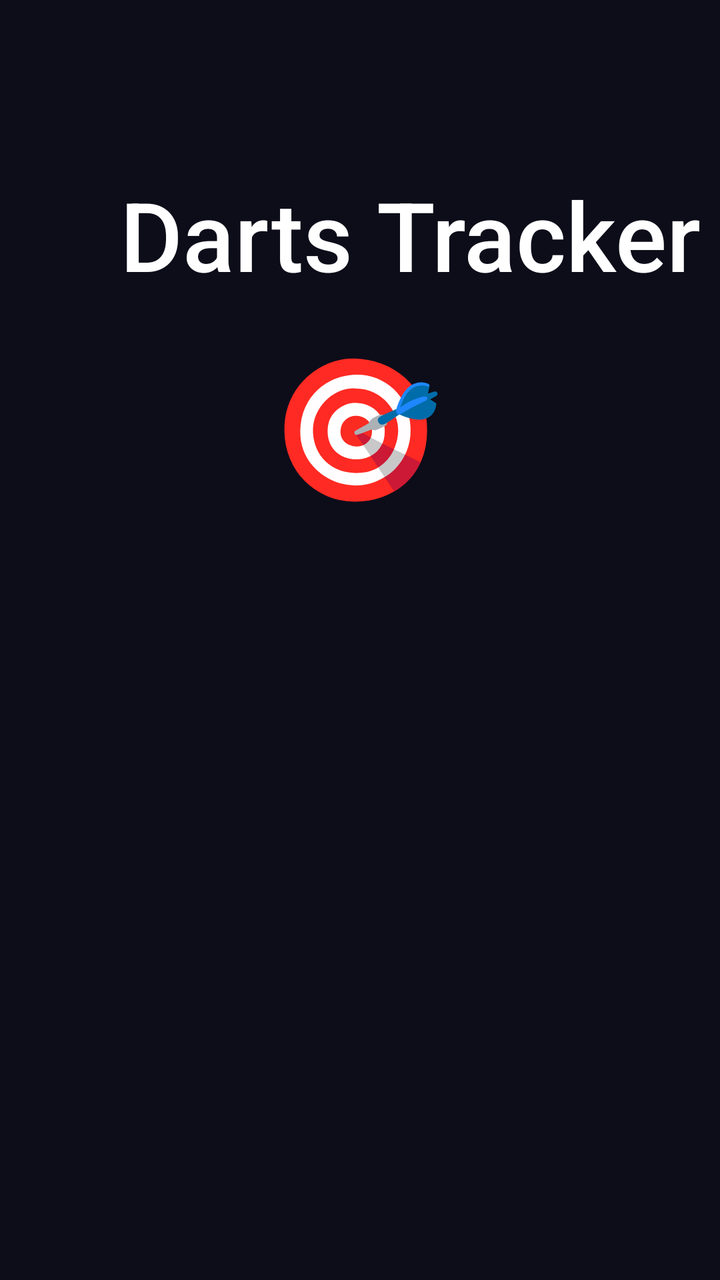
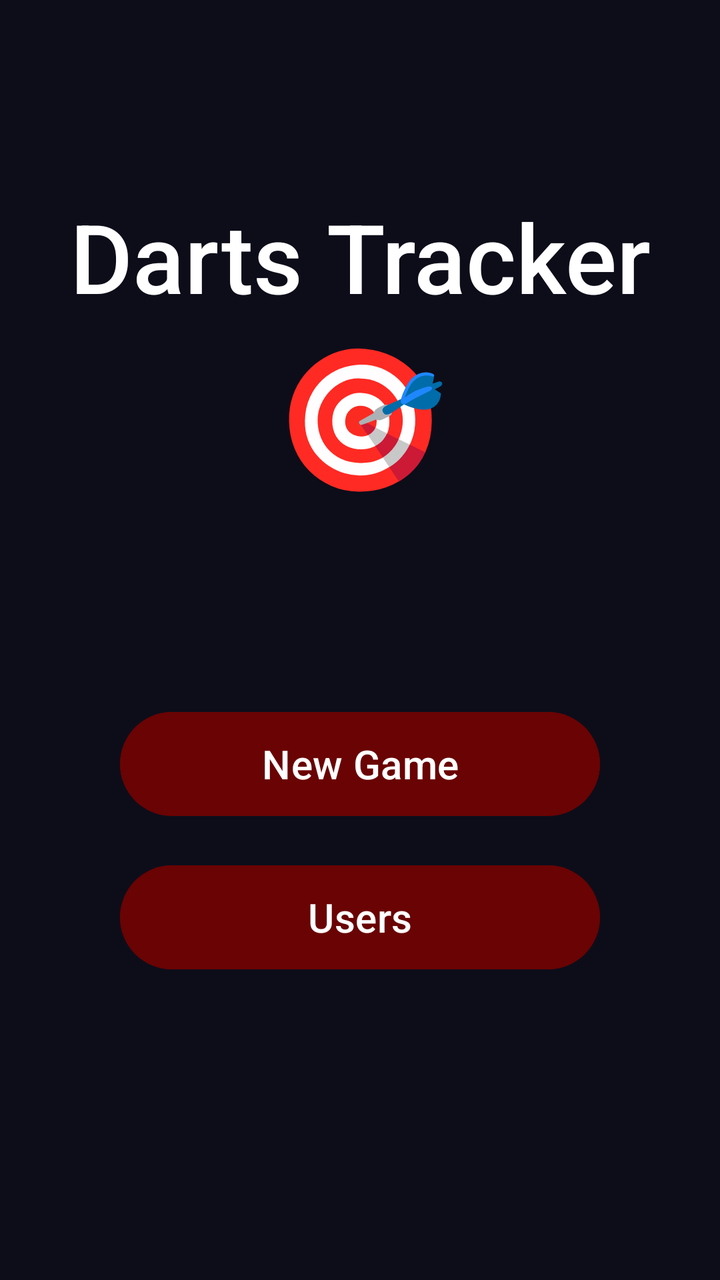

An Android layout rendered at two revisions. The XML below is the earlier revision; the diff shows what the commit changed to produce the second picture.
<!-- AndroidManifest.xml: application theme Theme.Darts -->
<!-- res/layout/activity_main.xml -->
<?xml version="1.0" encoding="utf-8"?>
<androidx.constraintlayout.widget.ConstraintLayout xmlns:android="http://schemas.android.com/apk/res/android"
    xmlns:app="http://schemas.android.com/apk/res-auto"
    xmlns:tools="http://schemas.android.com/tools"
    android:id="@+id/main"
    android:layout_width="match_parent"
    android:layout_height="match_parent"
    android:background="#0d0d1a"
    tools:context=".MainActivity">

    <TextView
        android:id="@+id/Title"
        android:layout_width="wrap_content"
        android:layout_height="wrap_content"
        android:layout_marginStart="60dp"
        android:layout_marginTop="85dp"
        android:layout_marginEnd="60dp"
        android:fontFamily="sans-serif-medium"
        android:text="Darts Tracker"
        android:textColor="#ffffff"
        android:textSize="48sp"
        app:layout_constraintEnd_toEndOf="parent"
        app:layout_constraintHorizontal_bias="0.0"
        app:layout_constraintStart_toStartOf="parent"
        app:layout_constraintTop_toTopOf="parent" />

    <Button
        android:id="@+id/newGameButton"
        style="@style/Widget.Material3.Button"
        android:layout_width="240dp"
        android:layout_height="60dp"
        android:layout_marginStart="145dp"
        android:layout_marginTop="492dp"
        android:layout_marginEnd="145dp"
        android:backgroundTint="#6A0303"
        android:onClick="onNewGameClick"
        android:text="New Game"
        android:textSize="20sp"
        android:visibility="visible"
        app:layout_constraintEnd_toEndOf="parent"
        app:layout_constraintHorizontal_bias="0.504"
        app:layout_constraintStart_toStartOf="parent"
        app:layout_constraintTop_toBottomOf="@+id/Title"
        tools:visibility="visible" />

    <Button
        android:id="@+id/usersButton"
        style="@style/Widget.Material3.Button"
        android:layout_width="240dp"
        android:layout_height="60dp"
        android:layout_marginStart="145dp"
        android:layout_marginTop="572dp"
        android:layout_marginEnd="145dp"
        android:backgroundTint="#6A0303"
        android:onClick="onNewGameClick"
        android:text="Users"
        android:textSize="20sp"
        android:visibility="visible"
        app:layout_constraintEnd_toEndOf="parent"
        app:layout_constraintHorizontal_bias="0.504"
        app:layout_constraintStart_toStartOf="parent"
        app:layout_constraintTop_toBottomOf="@+id/Title"
        tools:visibility="visible" />

    <TextView
        android:id="@+id/TitleEmoji"
        android:layout_width="wrap_content"
        android:layout_height="wrap_content"
        android:layout_marginStart="168dp"
        android:layout_marginTop="16dp"
        android:layout_marginEnd="168dp"
        android:text="🎯"
        android:textSize="70sp"
        app:layout_constraintEnd_toEndOf="parent"
        app:layout_constraintHorizontal_bias="0.538"
        app:layout_constraintStart_toStartOf="parent"
        app:layout_constraintTop_toBottomOf="@+id/Title" />
</androidx.constraintlayout.widget.ConstraintLayout>
<!-- resources referenced by this layout -->
<resources>
  <style name="Theme.Darts" parent="Base.Theme.Darts" />
  <style name="Base.Theme.Darts" parent="Theme.Material3.DayNight.NoActionBar">
          
          
          <item name="android:windowBackground">#0d0d1a</item>
          <item name="android:statusBarColor">#0d0d1a</item>
          <item name="colorPrimary">#6A0303</item>
          <item name="colorPrimaryDark">#0d0d1a</item>
          <item name="android:textColor">#ffffff</item>
          <item name="android:fontFamily">sans-serif-medium</item>
      </style>
</resources>

<!-- the commit's change to res/layout/activity_main.xml (unified diff, before → after) -->
@@ -8,71 +8,86 @@
     android:background="#0d0d1a"
     tools:context=".MainActivity">
 
+    <androidx.constraintlayout.widget.Guideline
+        android:id="@+id/guideTop"
+        android:layout_width="wrap_content"
+        android:layout_height="wrap_content"
+        android:orientation="horizontal"
+        app:layout_constraintGuide_percent="0.15" />
+
+    <androidx.constraintlayout.widget.Guideline
+        android:id="@+id/guideEmoji"
+        android:layout_width="wrap_content"
+        android:layout_height="wrap_content"
+        android:orientation="horizontal"
+        app:layout_constraintGuide_percent="0.35" />
+
+    <androidx.constraintlayout.widget.Guideline
+        android:id="@+id/guideBtn1"
+        android:layout_width="wrap_content"
+        android:layout_height="wrap_content"
+        android:orientation="horizontal"
+        app:layout_constraintGuide_percent="0.55" />
+
+    <androidx.constraintlayout.widget.Guideline
+        android:id="@+id/guideBtn2"
+        android:layout_width="wrap_content"
+        android:layout_height="wrap_content"
+        android:orientation="horizontal"
+        app:layout_constraintGuide_percent="0.67" />
+
     <TextView
         android:id="@+id/Title"
         android:layout_width="wrap_content"
         android:layout_height="wrap_content"
-        android:layout_marginStart="60dp"
-        android:layout_marginTop="85dp"
-        android:layout_marginEnd="60dp"
         android:fontFamily="sans-serif-medium"
         android:text="Darts Tracker"
         android:textColor="#ffffff"
         android:textSize="48sp"
         app:layout_constraintEnd_toEndOf="parent"
-        app:layout_constraintHorizontal_bias="0.0"
         app:layout_constraintStart_toStartOf="parent"
-        app:layout_constraintTop_toTopOf="parent" />
-
-    <Button
-        android:id="@+id/newGameButton"
-        style="@style/Widget.Material3.Button"
-        android:layout_width="240dp"
-        android:layout_height="60dp"
-        android:layout_marginStart="145dp"
-        android:layout_marginTop="492dp"
-        android:layout_marginEnd="145dp"
-        android:backgroundTint="#6A0303"
-        android:onClick="onNewGameClick"
-        android:text="New Game"
-        android:textSize="20sp"
-        android:visibility="visible"
-        app:layout_constraintEnd_toEndOf="parent"
-        app:layout_constraintHorizontal_bias="0.504"
-        app:layout_constraintStart_toStartOf="parent"
-        app:layout_constraintTop_toBottomOf="@+id/Title"
-        tools:visibility="visible" />
-
-    <Button
-        android:id="@+id/usersButton"
-        style="@style/Widget.Material3.Button"
-        android:layout_width="240dp"
-        android:layout_height="60dp"
-        android:layout_marginStart="145dp"
-        android:layout_marginTop="572dp"
-        android:layout_marginEnd="145dp"
-        android:backgroundTint="#6A0303"
-        android:onClick="onNewGameClick"
-        android:text="Users"
-        android:textSize="20sp"
-        android:visibility="visible"
-        app:layout_constraintEnd_toEndOf="parent"
-        app:layout_constraintHorizontal_bias="0.504"
-        app:layout_constraintStart_toStartOf="parent"
-        app:layout_constraintTop_toBottomOf="@+id/Title"
-        tools:visibility="visible" />
+        app:layout_constraintTop_toTopOf="@+id/guideTop" />
 
     <TextView
         android:id="@+id/TitleEmoji"
         android:layout_width="wrap_content"
         android:layout_height="wrap_content"
-        android:layout_marginStart="168dp"
-        android:layout_marginTop="16dp"
-        android:layout_marginEnd="168dp"
         android:text="🎯"
         android:textSize="70sp"
         app:layout_constraintEnd_toEndOf="parent"
-        app:layout_constraintHorizontal_bias="0.538"
         app:layout_constraintStart_toStartOf="parent"
         app:layout_constraintTop_toBottomOf="@+id/Title" />
+
+    <Button
+        android:id="@+id/newGameButton"
+        style="@style/Widget.Material3.Button"
+        android:layout_width="0dp"
+        android:layout_height="60dp"
+        android:layout_marginStart="60dp"
+        android:layout_marginEnd="60dp"
+        android:backgroundTint="#6A0303"
+        android:onClick="onNewGameClick"
+        android:text="New Game"
+        android:textColor="@color/white"
+        android:textSize="20sp"
+        app:layout_constraintEnd_toEndOf="parent"
+        app:layout_constraintStart_toStartOf="parent"
+        app:layout_constraintTop_toTopOf="@+id/guideBtn1" />
+
+    <Button
+        android:id="@+id/usersButton"
+        style="@style/Widget.Material3.Button"
+        android:layout_width="0dp"
+        android:layout_height="60dp"
+        android:layout_marginStart="60dp"
+        android:layout_marginEnd="60dp"
+        android:backgroundTint="#6A0303"
+        android:onClick="onNewGameClick"
+        android:text="Users"
+        android:textColor="@color/white"
+        android:textSize="20sp"
+        app:layout_constraintEnd_toEndOf="parent"
+        app:layout_constraintStart_toStartOf="parent"
+        app:layout_constraintTop_toTopOf="@+id/guideBtn2" />
+
 </androidx.constraintlayout.widget.ConstraintLayout>
<!-- resource entries referenced after the edit -->
@@ -1,5 +1,6 @@
 <!-- resources referenced by this layout -->
 <resources>
+  <color name="white">#FFFFFFFF</color>
   <style name="Theme.Darts" parent="Base.Theme.Darts" />
   <style name="Base.Theme.Darts" parent="Theme.Material3.DayNight.NoActionBar">
           
